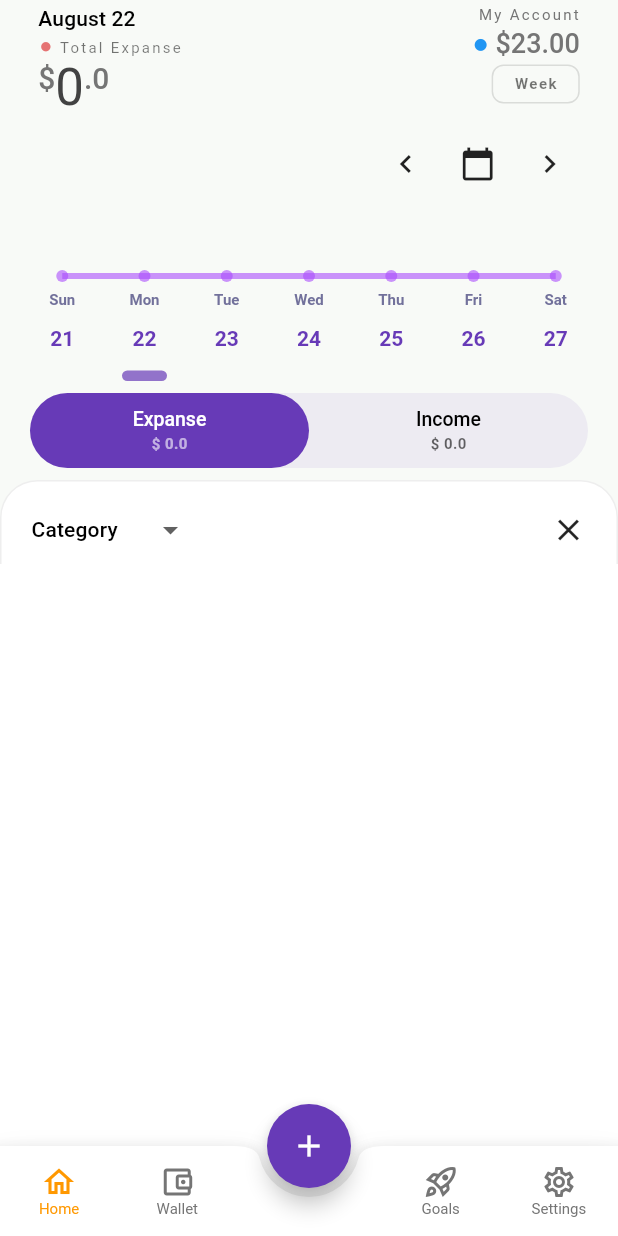
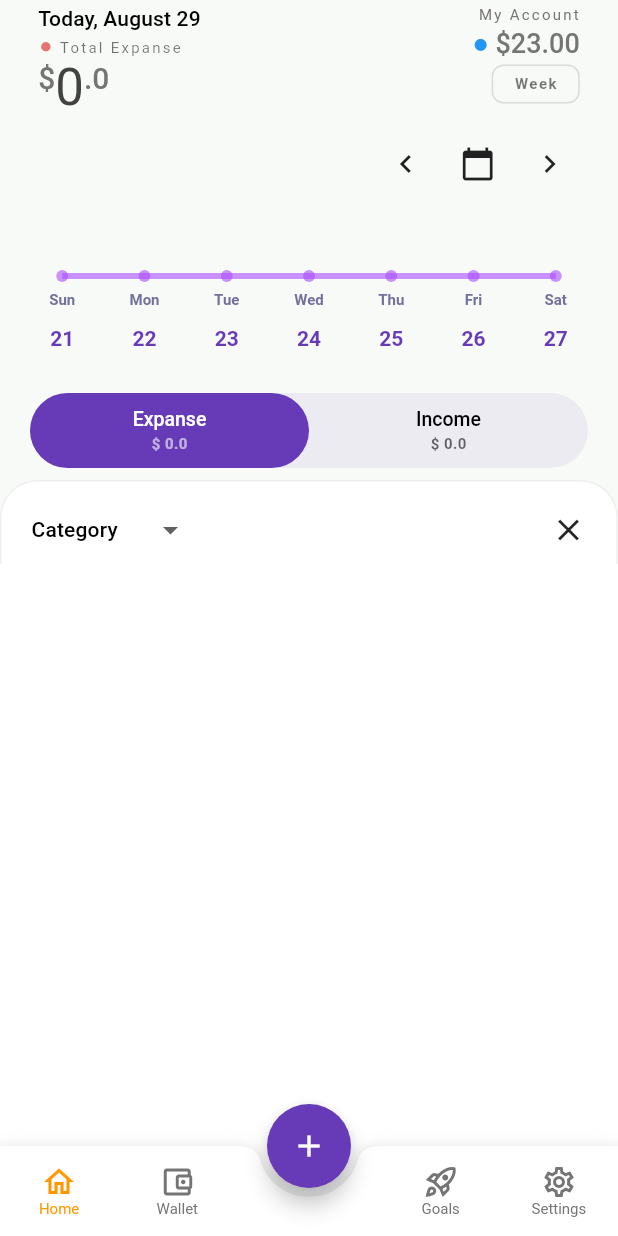
Before and after one commit to hasansujon786/waleti, a Flutter app: the screen it shows after launch, after a tap on the "chevron left" icon, on a phone screen of 412 x 824 dp. Run offline on Flutter 3.47's test engine with Material 2 defaults, Android fonts, the phone set to English and light mode, and no system bars; drawn by our look-alikes of fl_chart; our stand-ins replace cloud_firestore, firebase_auth, firebase_core, flutter_riverpod, google_sign_in, hive and 1 more; accounts and stored records are empty; network calls fail; Roboto replaces fonts that are missing (rubik).

Commit message:
fix(selectedDayData): persist current selected Day Data

```diff
--- a/lib/controllers/transaction_list_controller.dart
+++ b/lib/controllers/transaction_list_controller.dart
@@ -4,6 +4,10 @@ import '../models/models.dart';
 import '../repositories/repositories.dart';
 
 typedef AsyncTransactionsRef = AsyncValue<List<MyTransaction>>;
+
+final transactionListControllerProvider = StateNotifierProvider<TransactionListController, AsyncTransactionsRef>(
+  (ref) => TransactionListController(ref.read),
+);
 
 class TransactionListController extends StateNotifier<AsyncTransactionsRef> {
   final Reader _read;
--- a/lib/models/chart_bar_item_data_of_day.dart
+++ b/lib/models/chart_bar_item_data_of_day.dart
@@ -1,12 +1,10 @@
 class ChartBarItemDataOfDay {
   final bool isToday;
-  final double width;
   final DateTime dateTime;
   final double totalSpendingOfDay;
   final double spendignPercentage;
   const ChartBarItemDataOfDay({
     this.isToday = false,
-    required this.width,
     required this.dateTime,
     required this.totalSpendingOfDay,
     required this.spendignPercentage,
--- a/lib/pages/home/widgets/transaction_list.dart
+++ b/lib/pages/home/widgets/transaction_list.dart
@@ -1,10 +1,10 @@
 import 'package:flutter/material.dart';
 import 'package:flutter_riverpod/flutter_riverpod.dart';
 
-import '../../../providers/providers.dart';
+import '../../../controllers/controllers.dart';
 import '../../../models/models.dart';
 import '../../../pages/pages.dart';
-import '../../../extensions/date_time_extension.dart';
+import '../../../providers/providers.dart';
 import 'widgets.dart';
 
 class TransactionList extends ConsumerWidget {
@@ -23,11 +23,8 @@ class TransactionList extends ConsumerWidget {
 
   @override
   Widget build(BuildContext context, ref) {
-    final currentSelectedDay = ref.watch(currentSelectedDayProvider);
-    return ref.watch(currentTransactionsFilterByWeek).when(
-          data: (transactions) {
-            final curDayTransactions =
-                transactions.where((item) => item.createdAt.isSameDayAs(currentSelectedDay)).toList();
+    return ref.watch(transactionsFromCurrentSelectedDayProvider).when(
+          data: (curDayTransactions) {
             return isTransactionsView
                 ? transactionViewbuilder(curDayTransactions, ref)
                 : categoryViewBuilder(curDayTransactions, ref);
--- a/lib/pages/home/widgets/transaction_list_header.dart
+++ b/lib/pages/home/widgets/transaction_list_header.dart
@@ -1,6 +1,7 @@
 import 'package:flutter/material.dart';
 import 'package:flutter_riverpod/flutter_riverpod.dart';
-import 'package:waleti/providers/providers.dart';
+
+import '../../../controllers/controllers.dart';
 
 class TransactionListHeader extends ConsumerWidget {
   final bool isTransactionsView;
--- a/lib/pages/root_navigation.dart
+++ b/lib/pages/root_navigation.dart
@@ -2,7 +2,7 @@ import 'package:flutter/material.dart';
 import 'package:flutter_riverpod/flutter_riverpod.dart';
 
 import '../configs/configs.dart';
-import '../providers/providers.dart';
+import '../controllers/controllers.dart';
 import '../shared/ui/ui.dart';
 import 'pages.dart';
 
--- a/lib/pages/transaction_details/view/transaction_details.view.dart
+++ b/lib/pages/transaction_details/view/transaction_details.view.dart
@@ -1,7 +1,7 @@
 import 'package:flutter/material.dart';
 import 'package:flutter_riverpod/flutter_riverpod.dart';
 
-import '../../../providers/providers.dart';
+import '../../../controllers/controllers.dart';
 import '../../../models/models.dart';
 
 class TransactionDetailsView extends ConsumerWidget {
--- a/lib/providers/trasactions_provider.dart
+++ b/lib/providers/trasactions_provider.dart
@@ -1,20 +1,25 @@
 import 'package:flutter_riverpod/flutter_riverpod.dart';
 
 import '../../controllers/controllers.dart';
+import '../extensions/date_time_extension.dart';
 import '../models/models.dart';
+import 'providers.dart';
 
 final currentSelectedDayProvider = StateProvider<DateTime>((_) => DateTime.now());
 final transactionListFilterProvider = StateProvider<TransactionListFilter>((_) => TransactionListFilter.expanse);
+
+final transactionsFromCurrentSelectedDayProvider = Provider<AsyncTransactionsRef>((ref) {
+  final selectedDay = ref.watch(currentSelectedDayProvider);
+  return ref
+      .watch(currentTransactionsFilterByWeek)
+      .whenData((value) => value.where((item) => item.createdAt.isSameDayAs(selectedDay)).toList());
+});
 
 final allIncomeTransactionsProvider = Provider<AsyncTransactionsRef>(
   (ref) => _filterByType(ref, MyTransactionDataType.income),
 );
 final allExpanseTransactionsProvider = Provider<AsyncTransactionsRef>(
   (ref) => _filterByType(ref, MyTransactionDataType.expanse),
-);
-
-final transactionListControllerProvider = StateNotifierProvider<TransactionListController, AsyncTransactionsRef>(
-  (ref) => TransactionListController(ref.read),
 );
 
 AsyncTransactionsRef _filterByType(ProviderRef<AsyncTransactionsRef> ref, MyTransactionDataType filterBy) {
--- a/lib/shared/ui/bill_board.dart
+++ b/lib/shared/ui/bill_board.dart
@@ -6,16 +6,22 @@ import '../../providers/providers.dart';
 import '../utils/formatter.dart';
 import 'ui.dart';
 
-class BillBoard extends StatelessWidget {
-  final double currentDaySelectedBalance;
-  const BillBoard({
-    Key? key,
-    required this.currentDaySelectedBalance,
-  }) : super(key: key);
+class BillBoard extends ConsumerWidget {
+  const BillBoard({Key? key}) : super(key: key);
 
   @override
-  Widget build(BuildContext context) {
+  Widget build(BuildContext context, ref) {
     final textTheme = Theme.of(context).textTheme;
+    final cDayTrans = ref.watch(transactionsFromCurrentSelectedDayProvider);
+    final curDaySelectedBalance = cDayTrans.value?.fold<double>(0, (sum, item) => sum + item.amount) ?? 0;
+
+    final date = ref.watch(currentSelectedDayProvider);
+    final leading = date.isToday
+        ? 'Today, '
+        : date.isYesterday
+            ? 'Yesterday, '
+            : '';
+
     return Padding(
       padding: const EdgeInsets.fromLTRB(4, 4, 4, 0),
       child: Row(
@@ -25,19 +31,11 @@ class BillBoard extends StatelessWidget {
           Column(
             crossAxisAlignment: CrossAxisAlignment.start,
             children: [
-              Consumer(builder: (context, ref, child) {
-                final date = ref.watch(currentSelectedDayProvider.state).state;
-                final leading = date.isToday
-                    ? 'Today, '
-                    : date.isYesterday
-                        ? 'Yesterday, '
-                        : '';
-                return Text('$leading${Formatters.monthDayFull.format(date)}', style: textTheme.titleSmall);
-              }),
+              Text('$leading${Formatters.monthDayFull.format(date)}', style: textTheme.titleSmall),
               const SizedBox(height: 6),
               curBalanceTitle(textTheme),
               const SizedBox(height: 2),
-              CurrencyText(currentDaySelectedBalance),
+              CurrencyText(curDaySelectedBalance),
             ],
           ),
           Column(
--- a/lib/shared/ui/line_chart.dart
+++ b/lib/shared/ui/line_chart.dart
@@ -4,16 +4,19 @@ import 'package:flutter/material.dart';
 import '../../configs/configs.dart';
 import '../../models/models.dart';
 import '../../shared/utils/formatter.dart';
+import '../../extensions/date_time_extension.dart';
 
 class LineChartWeek extends StatelessWidget {
   final List<ChartBarItemDataOfDay> weeklyTransactionsData;
   final void Function(int, DateTime) onUpdateViewIndex;
-  final int currentDayViewIndex;
+  final DateTime selectedDay;
+  final double tileWidth;
   const LineChartWeek({
     Key? key,
     required this.weeklyTransactionsData,
     required this.onUpdateViewIndex,
-    this.currentDayViewIndex = 0,
+    required this.selectedDay,
+    required this.tileWidth,
   }) : super(key: key);
 
   List<double> get xValues => [0, 1, 2, 3, 4, 5, 6];
@@ -101,6 +104,7 @@ class LineChartWeek extends StatelessWidget {
   Widget bottomTitleWidgets(double value, TitleMeta meta) {
     final index = value.toInt();
     final info = weeklyTransactionsData[index];
+    final selected = selectedDay.isSameDayAs(info.dateTime);
 
     return SideTitleWidget(
       space: 10,
@@ -109,7 +113,7 @@ class LineChartWeek extends StatelessWidget {
         // chage day view on user tap
         onTap: () => onUpdateViewIndex(index, info.dateTime),
         child: SizedBox(
-          width: info.width,
+          width: tileWidth,
           child: Column(
             children: [
               Text(
@@ -134,12 +138,12 @@ class LineChartWeek extends StatelessWidget {
                 alignment: Alignment.center,
                 curve: Curves.fastOutSlowIn,
                 duration: const Duration(milliseconds: 280),
-                scale: currentDayViewIndex == index ? 1 : 0,
+                scale: selected ? 1 : 0,
                 child: Container(
                   height: 7,
                   width: 30,
                   decoration: BoxDecoration(
-                    color: currentDayViewIndex == index ? Palette.primary.withOpacity(0.7) : Colors.transparent,
+                    color: selected ? Palette.primary.withOpacity(0.7) : Colors.transparent,
                     borderRadius: const BorderRadius.all(Radius.circular(10)),
                   ),
                 ),
--- a/lib/shared/ui/line_chart_wrapper.dart
+++ b/lib/shared/ui/line_chart_wrapper.dart
@@ -2,13 +2,13 @@ import 'package:flutter/material.dart';
 import 'package:flutter_riverpod/flutter_riverpod.dart';
 
 import '../../controllers/controllers.dart';
-import '../../extensions/date_time_extension.dart';
 import '../../models/models.dart';
 import '../../providers/providers.dart';
 import '../../shared/utils/utisls.dart';
+import '../../extensions/date_time_extension.dart';
 import 'ui.dart';
 
-class LineChartWrapper extends StatefulWidget {
+class LineChartWrapper extends StatelessWidget {
   const LineChartWrapper({
     Key? key,
     required this.currentSelectedDates,
@@ -18,38 +18,22 @@ class LineChartWrapper extends StatefulWidget {
   final List<DateTime> currentSelectedDates;
   final List<MyTransaction> userTransactions;
 
-  @override
-  State<StatefulWidget> createState() => LineChartWrapperState();
-}
-
-class LineChartWrapperState extends State<LineChartWrapper> {
-  var _currentDayTransactionIdx = 0;
-
-  @override
-  void initState() {
-    super.initState();
-    _currentDayTransactionIdx = weekIndex(DateTime.now());
-  }
-
   double get totalSpendingOfWeek {
-    return widget.userTransactions.fold(0, (sum, item) => sum + item.amount);
+    return userTransactions.fold(0, (sum, item) => sum + item.amount);
   }
 
   List<ChartBarItemDataOfDay> get groupedTransactionValues {
-    final tileWidth = (MediaQuery.of(context).size.width - 8) / 7;
-
-    return widget.currentSelectedDates.map((dateToCheck) {
+    return currentSelectedDates.map((dateToCheck) {
       double sumOfDay = 0.0;
 
-      for (var i = 0; i < widget.userTransactions.length; i++) {
-        if (widget.userTransactions[i].createdAt.isSameDayAs(dateToCheck)) {
-          sumOfDay += widget.userTransactions[i].amount;
+      for (var i = 0; i < userTransactions.length; i++) {
+        if (userTransactions[i].createdAt.isSameDayAs(dateToCheck)) {
+          sumOfDay += userTransactions[i].amount;
         }
       }
 
       final percentage = sumOfDay / totalSpendingOfWeek;
       return ChartBarItemDataOfDay(
-        width: tileWidth,
         dateTime: dateToCheck,
         isToday: dateToCheck.isToday,
         totalSpendingOfDay: sumOfDay,
@@ -64,21 +48,16 @@ class LineChartWrapperState extends State<LineChartWrapper> {
     } else {
       ref.read(weekViewControllerProvider.notifier).getPreviousWeek(currentWeek);
     }
-    // TODO: <29.08.22> store the selecdate date data
-    // sync transacList with current day index view.
-    final updatedWeeks = ref.read(weekViewControllerProvider);
-    ref.read(currentSelectedDayProvider.state).state = updatedWeeks[_currentDayTransactionIdx];
   }
 
   void updateCurrentDateIdx(int index, DateTime selecTedDate, ref) {
     ref.read(currentSelectedDayProvider.state).state = selecTedDate;
-    setState(() {
-      _currentDayTransactionIdx = index;
-    });
   }
 
   @override
   Widget build(BuildContext context) {
+    final tileWidth = (MediaQuery.of(context).size.width - 8) / 7;
+
     return AspectRatio(
       aspectRatio: 1.5, // 3/2
       child: Padding(
@@ -86,16 +65,15 @@ class LineChartWrapperState extends State<LineChartWrapper> {
         child: Column(
           crossAxisAlignment: CrossAxisAlignment.stretch,
           children: <Widget>[
-            BillBoard(
-              currentDaySelectedBalance: groupedTransactionValues[_currentDayTransactionIdx].totalSpendingOfDay,
-            ),
+            const BillBoard(),
             const SizedBox(height: 8),
             Expanded(
               child: Consumer(
                 builder: (context, ref, child) => Stack(
                   children: [
                     LineChartWeek(
-                      currentDayViewIndex: _currentDayTransactionIdx,
+                      tileWidth: tileWidth,
+                      selectedDay: ref.watch(currentSelectedDayProvider),
                       onUpdateViewIndex: (idx, selectedDate) => updateCurrentDateIdx(idx, selectedDate, ref),
                       weeklyTransactionsData: groupedTransactionValues,
                     ),
```
